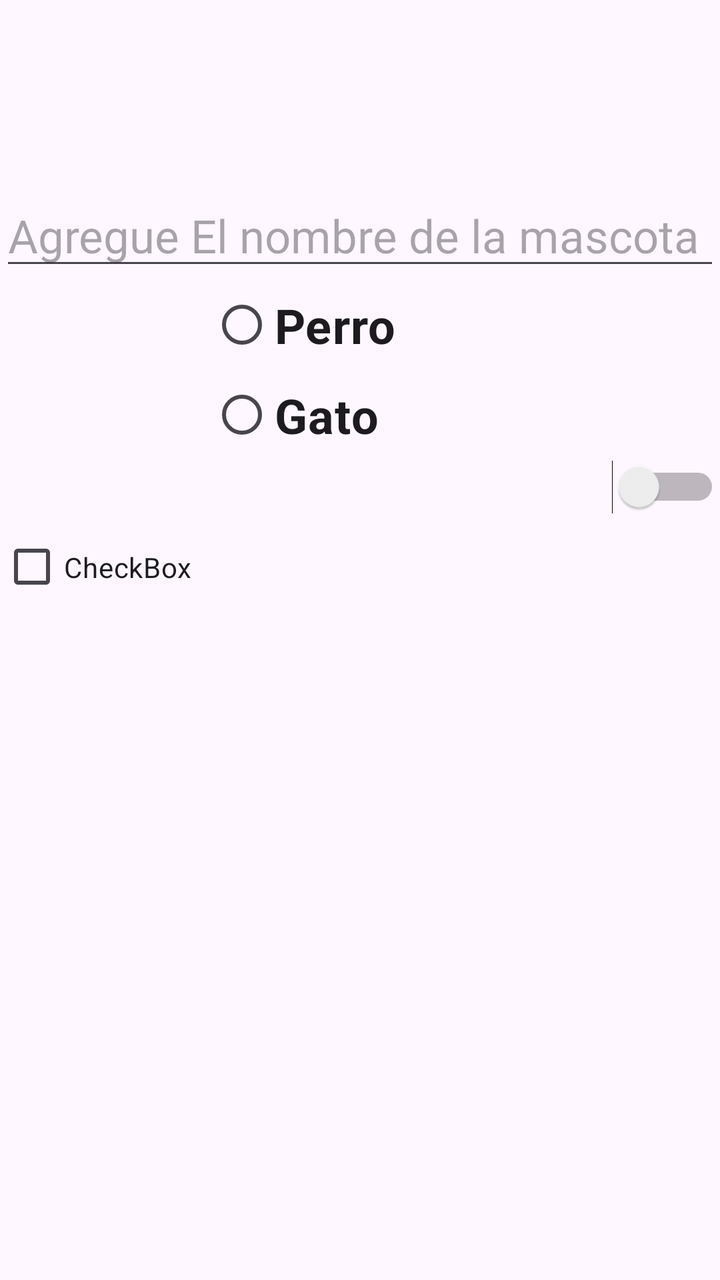
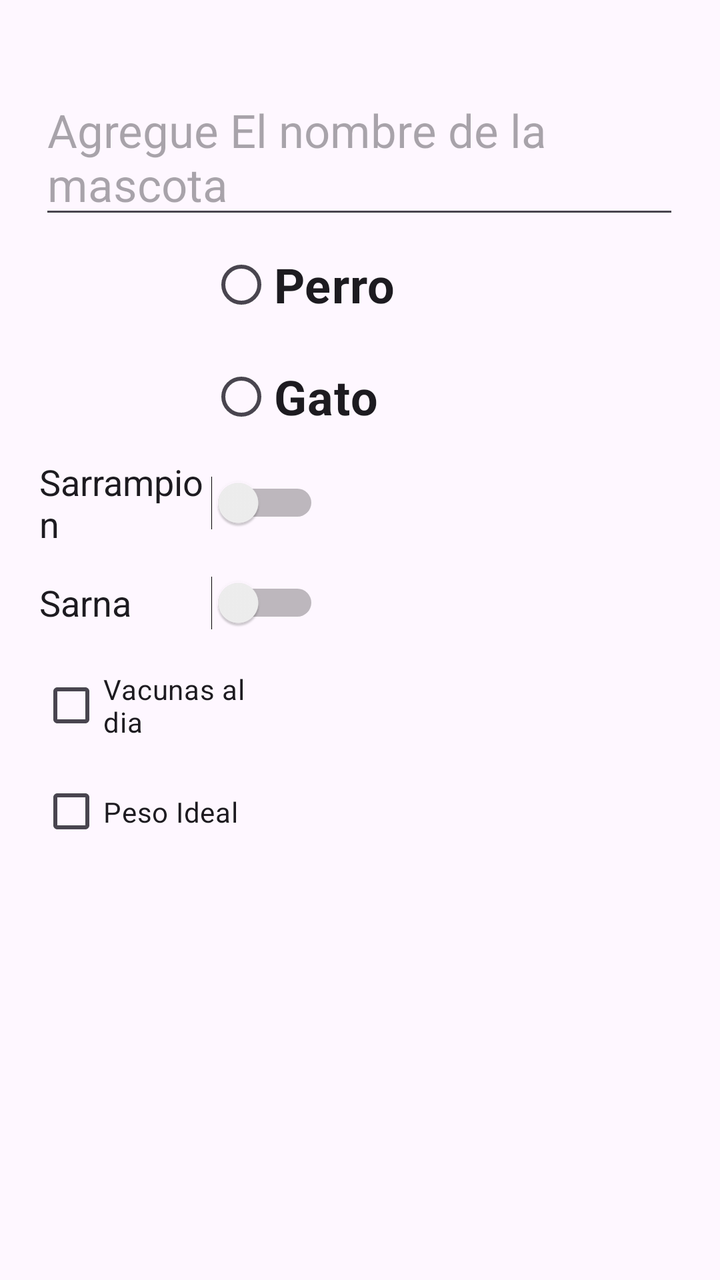

Screens rendered from an Android XML layout before and after an edit, with the pre-edit source and the edit as a unified diff.
<!-- AndroidManifest.xml: application theme Theme.MascotaRuta -->
<!-- res/layout/registrar_mascota.xml -->
<?xml version="1.0" encoding="utf-8"?>
<androidx.constraintlayout.widget.ConstraintLayout xmlns:android="http://schemas.android.com/apk/res/android"
    xmlns:app="http://schemas.android.com/apk/res-auto"
    xmlns:tools="http://schemas.android.com/tools"
    android:id="@+id/registrar"
    android:layout_width="match_parent"
    android:layout_height="match_parent"
    tools:context=".MainActivity">

    <LinearLayout
        android:layout_width="match_parent"
        android:layout_height="wrap_content"
        android:orientation="vertical"
        app:layout_constraintBottom_toBottomOf="parent"
        app:layout_constraintEnd_toEndOf="parent"
        app:layout_constraintHorizontal_bias="0.0"
        app:layout_constraintStart_toStartOf="parent"
        app:layout_constraintTop_toTopOf="parent"
        app:layout_constraintVertical_bias="0.219">


        <EditText
            android:id="@+id/texto_mascota"
            android:layout_width="match_parent"
            android:layout_height="wrap_content"
            android:hint="Agregue El nombre de la mascota"
            android:text=""
            android:textSize="23sp"
            tools:ignore="MissingConstraints"
            tools:layout_editor_absoluteX="0dp"
            tools:layout_editor_absoluteY="55dp" />


        <RadioGroup
            android:layout_width="match_parent"
            android:layout_height="wrap_content"
            android:gravity="center"
            android:orientation="vertical" >
            <RadioButton
                android:layout_width="150dp"
                android:layout_height="45dp"
                android:text="Perro"
                android:textSize="24sp"
                android:textStyle="bold"/>

            <RadioButton
                android:layout_width="150dp"
                android:layout_height="45dp"
                android:text="Gato"
                android:textSize="24sp"
                android:textStyle="bold"/>

        </RadioGroup>

        <Switch
            android:layout_width="match_parent"
            android:layout_height="wrap_content" />



        <CheckBox
            android:id="@+id/checkBox"
            android:layout_width="114dp"
            android:layout_height="53dp"
            android:text="CheckBox"
            tools:layout_editor_absoluteX="11dp"
            tools:layout_editor_absoluteY="422dp" />
    </LinearLayout>






</androidx.constraintlayout.widget.ConstraintLayout>
<!-- resources referenced by this layout -->
<resources>
  <style name="Theme.MascotaRuta" parent="Base.Theme.MascotaRuta" />
  <style name="Base.Theme.MascotaRuta" parent="Theme.Material3.DayNight.NoActionBar">
          
          
      </style>
</resources>

<!-- the commit's change to res/layout/registrar_mascota.xml (unified diff, before → after) -->
@@ -8,15 +8,15 @@
     tools:context=".MainActivity">
 
     <LinearLayout
-        android:layout_width="match_parent"
-        android:layout_height="wrap_content"
+        android:layout_width="320dp"
+        android:layout_height="456dp"
         android:orientation="vertical"
         app:layout_constraintBottom_toBottomOf="parent"
         app:layout_constraintEnd_toEndOf="parent"
-        app:layout_constraintHorizontal_bias="0.0"
+        app:layout_constraintHorizontal_bias="0.492"
         app:layout_constraintStart_toStartOf="parent"
         app:layout_constraintTop_toTopOf="parent"
-        app:layout_constraintVertical_bias="0.219">
+        app:layout_constraintVertical_bias="0.216">
 
 
         <EditText
@@ -35,41 +35,57 @@
             android:layout_width="match_parent"
             android:layout_height="wrap_content"
             android:gravity="center"
-            android:orientation="vertical" >
+            android:orientation="vertical">
+
             <RadioButton
+                android:id="@+id/btn_perro"
                 android:layout_width="150dp"
-                android:layout_height="45dp"
+                android:layout_height="56dp"
                 android:text="Perro"
                 android:textSize="24sp"
-                android:textStyle="bold"/>
+                android:textStyle="bold" />
 
             <RadioButton
+                android:id="@+id/btn_gato"
                 android:layout_width="150dp"
-                android:layout_height="45dp"
+                android:layout_height="56dp"
                 android:text="Gato"
                 android:textSize="24sp"
-                android:textStyle="bold"/>
+                android:textStyle="bold" />
 
         </RadioGroup>
 
         <Switch
-            android:layout_width="match_parent"
-            android:layout_height="wrap_content" />
+            android:id="@+id/sw_sarrampion"
+            android:layout_width="140dp"
+            android:layout_height="50dp"
+            android:text="Sarrampion"
+            android:textSize="18sp"
+            tools:ignore="UseSwitchCompatOrMaterialXml" />
 
-
+        <Switch
+            android:id="@+id/sw_Sarna"
+            android:layout_width="140dp"
+            android:layout_height="50dp"
+            android:text="Sarna"
+            android:textSize="18sp"
+            tools:ignore="UseSwitchCompatOrMaterialXml" />
 
         <CheckBox
-            android:id="@+id/checkBox"
+            android:id="@+id/vacunas"
             android:layout_width="114dp"
             android:layout_height="53dp"
-            android:text="CheckBox"
+            android:text="Vacunas al dia"
             tools:layout_editor_absoluteX="11dp"
             tools:layout_editor_absoluteY="422dp" />
+
+        <CheckBox
+            android:id="@+id/peso_ideal"
+            android:layout_width="114dp"
+            android:layout_height="53dp"
+            android:text="Peso Ideal" />
+
     </LinearLayout>
 
 
-
-
-
-
 </androidx.constraintlayout.widget.ConstraintLayout>
